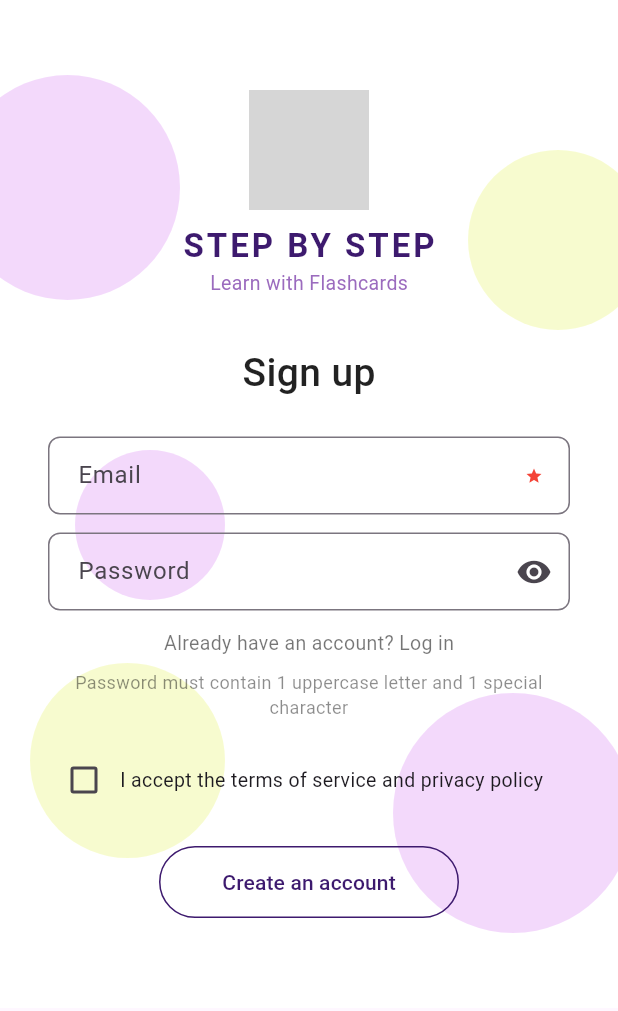
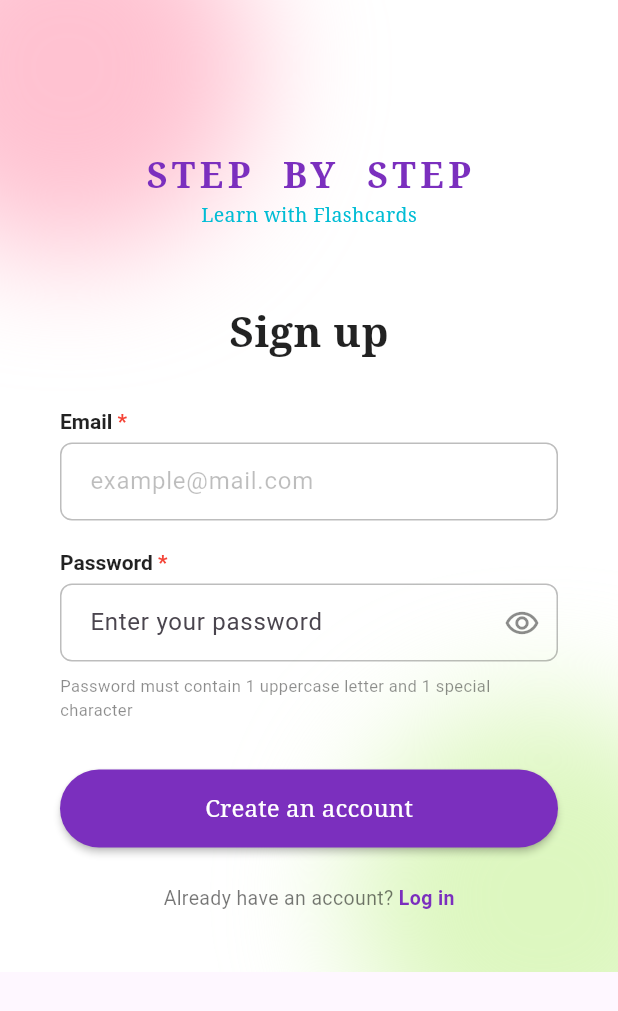
Before and after one commit to liorenline/Stepbystep-application, a Flutter app: the screen it shows after launch, on a phone screen of 412 x 824 dp. Shown: the top 1011 px of the screen. Run offline on Flutter 3.47's test engine with Material 3 defaults, Android fonts, the phone set to English and light mode, and no system bars; grey boxes are pictures that could not be loaded.

Commit message:
Changed desigh

```diff
--- a/lib/pages/sign_up_screen.dart
+++ b/lib/pages/sign_up_screen.dart
@@ -1,163 +1,231 @@
 import 'package:flutter/material.dart';
+import 'dart:ui';
 
 class SignUpScreen extends StatefulWidget {
+  const SignUpScreen({super.key});
+
   @override
-  _SignUpScreenState createState() => _SignUpScreenState();
+  State<SignUpScreen> createState() => _SignUpScreenState();
 }
 
 class _SignUpScreenState extends State<SignUpScreen> {
   final _emailController = TextEditingController();
   final _passwordController = TextEditingController();
   bool _obscurePassword = true;
-  bool _acceptedTerms = false;
 
   @override
   Widget build(BuildContext context) {
     return Scaffold(
       body: Container(
-        decoration: BoxDecoration(
-          color: Colors.white,
-        ),
+        color: Colors.white,
         child: Stack(
           children: [
-            // Фонові кола
-            _buildBlob(top: 50, left: -30, color: Color(0xFFE8B4F8), size: 150),
-            _buildBlob(top: 100, right: -20, color: Color(0xFFF0F8A0), size: 120),
-            _buildBlob(bottom: 100, left: 20, color: Color(0xFFF0F8A0), size: 130),
-            _buildBlob(bottom: 50, right: -10, color: Color(0xFFE8B4F8), size: 160),
-            _buildBlob(top: 300, left: 50, color: Color(0xFFE8B4F8), size: 100),
+            // Розмиті блоби
+            Positioned(
+              top: -80, left: -80,
+              child: _blurBlob(250, const Color(0xFFFFB3C6)),
+            ),
+            Positioned(
+              bottom: -80, right: -80,
+              child: _blurBlob(260, const Color(0xFFD4F5B0)),
+            ),
 
-            // Контент
             SafeArea(
               child: SingleChildScrollView(
-                padding: EdgeInsets.symmetric(horizontal: 32, vertical: 20),
+                padding: const EdgeInsets.symmetric(horizontal: 40, vertical: 40),
                 child: Column(
+                  crossAxisAlignment: CrossAxisAlignment.center,
                   children: [
-                    SizedBox(height: 40),
+                    const SizedBox(height: 60),
 
-                    // Логотип
-                    Image.asset('assets/logo.png', height: 80),
-                    SizedBox(height: 8),
-                    Text(
-                      'STEP BY STEP',
+                    const Text(
+                      'STEP  BY  STEP',
                       style: TextStyle(
-                        fontSize: 22,
+                        fontSize: 24,
                         fontWeight: FontWeight.bold,
-                        color: Color(0xFF3D1A6E),
-                        letterSpacing: 2,
+                        color: Color(0xFF7B2FBE),
+                        letterSpacing: 3,
+                        fontFamily: 'serif',
                       ),
                     ),
-                    Text(
+                    const Text(
                       'Learn with Flashcards',
                       style: TextStyle(
                         fontSize: 13,
-                        color: Color(0xFF9B6BBE),
+                        color: Color(0xFF00BCD4),
+                        fontFamily: 'serif',
                       ),
                     ),
 
-                    SizedBox(height: 32),
+                    const SizedBox(height: 48),
 
-                    Text(
+                    const Text(
                       'Sign up',
                       style: TextStyle(
-                        fontSize: 26,
-                        fontWeight: FontWeight.w500,
+                        fontSize: 28,
+                        fontWeight: FontWeight.bold,
                         color: Colors.black87,
+                        fontFamily: 'serif',
                       ),
                     ),
 
-                    SizedBox(height: 24),
+                    const SizedBox(height: 32),
 
                     // Email
+                    Align(
+                      alignment: Alignment.centerLeft,
+                      child: RichText(
+                        text: const TextSpan(
+                          text: 'Email ',
+                          style: TextStyle(
+                            color: Colors.black87,
+                            fontWeight: FontWeight.bold,
+                            fontSize: 14,
+                          ),
+                          children: [
+                            TextSpan(
+                              text: '*',
+                              style: TextStyle(color: Colors.red),
+                            ),
+                          ],
+                        ),
+                      ),
+                    ),
+                    const SizedBox(height: 6),
                     TextField(
                       controller: _emailController,
+                      keyboardType: TextInputType.emailAddress,
                       decoration: InputDecoration(
-                        hintText: 'Email',
-                        suffixIcon: Icon(Icons.star, size: 12, color: Colors.red),
+                        hintText: 'example@mail.com',
+                        hintStyle: const TextStyle(color: Colors.black26),
                         border: OutlineInputBorder(
                           borderRadius: BorderRadius.circular(8),
+                          borderSide: const BorderSide(color: Colors.black26),
                         ),
-                        contentPadding: EdgeInsets.symmetric(horizontal: 16, vertical: 14),
+                        enabledBorder: OutlineInputBorder(
+                          borderRadius: BorderRadius.circular(8),
+                          borderSide: const BorderSide(color: Colors.black26),
+                        ),
+                        focusedBorder: OutlineInputBorder(
+                          borderRadius: BorderRadius.circular(8),
+                          borderSide: const BorderSide(color: Color(0xFF7B2FBE)),
+                        ),
+                        contentPadding: const EdgeInsets.symmetric(horizontal: 16, vertical: 14),
                       ),
                     ),
 
-                    SizedBox(height: 12),
+                    const SizedBox(height: 20),
 
                     // Password
+                    Align(
+                      alignment: Alignment.centerLeft,
+                      child: RichText(
+                        text: const TextSpan(
+                          text: 'Password ',
+                          style: TextStyle(
+                            color: Colors.black87,
+                            fontWeight: FontWeight.bold,
+                            fontSize: 14,
+                          ),
+                          children: [
+                            TextSpan(
+                              text: '*',
+                              style: TextStyle(color: Colors.red),
+                            ),
+                          ],
+                        ),
+                      ),
+                    ),
+                    const SizedBox(height: 6),
                     TextField(
                       controller: _passwordController,
                       obscureText: _obscurePassword,
                       decoration: InputDecoration(
-                        hintText: 'Password',
+                        hintText: 'Enter your password',
                         suffixIcon: IconButton(
-                          icon: Icon(_obscurePassword ? Icons.visibility : Icons.visibility_off),
-                          onPressed: () => setState(() => _obscurePassword = !_obscurePassword),
+                          icon: Icon(
+                            _obscurePassword
+                                ? Icons.remove_red_eye_outlined
+                                : Icons.visibility_off_outlined,
+                            color: Colors.black45,
+                          ),
+                          onPressed: () =>
+                              setState(() => _obscurePassword = !_obscurePassword),
                         ),
                         border: OutlineInputBorder(
                           borderRadius: BorderRadius.circular(8),
+                          borderSide: const BorderSide(color: Colors.black26),
                         ),
-                        contentPadding: EdgeInsets.symmetric(horizontal: 16, vertical: 14),
+                        enabledBorder: OutlineInputBorder(
+                          borderRadius: BorderRadius.circular(8),
+                          borderSide: const BorderSide(color: Colors.black26),
+                        ),
+                        focusedBorder: OutlineInputBorder(
+                          borderRadius: BorderRadius.circular(8),
+                          borderSide: const BorderSide(color: Color(0xFF7B2FBE)),
+                        ),
+                        contentPadding: const EdgeInsets.symmetric(horizontal: 16, vertical: 14),
                       ),
                     ),
 
-                    SizedBox(height: 12),
+                    const SizedBox(height: 8),
 
-                    // Вже є акаунт
-                    GestureDetector(
-                      onTap: () {
-                        // Navigator.push до LoginScreen
-                      },
+                    const Align(
+                      alignment: Alignment.centerLeft,
                       child: Text(
-                        'Already have an account? Log in',
-                        style: TextStyle(fontSize: 13, color: Colors.black54),
+                        'Password must contain 1 uppercase letter and 1 special character',
+                        style: TextStyle(fontSize: 11, color: Colors.black45),
                       ),
                     ),
 
-                    SizedBox(height: 8),
+                    const SizedBox(height: 32),
 
-                    Text(
-                      'Password must contain 1 uppercase letter and 1 special character',
-                      textAlign: TextAlign.center,
-                      style: TextStyle(fontSize: 12, color: Colors.black45),
+                    SizedBox(
+                      width: double.infinity,
+                      height: 52,
+                      child: ElevatedButton(
+                        onPressed: () {
+                        },
+                        style: ElevatedButton.styleFrom(
+                          backgroundColor: const Color(0xFF7B2FBE),
+                          shape: const StadiumBorder(),
+                          elevation: 2,
+                        ),
+                        child: const Text(
+                          'Create an account',
+                          style: TextStyle(
+                            color: Colors.white,
+                            fontSize: 16,
+                            fontFamily: 'serif',
+                          ),
+                        ),
+                      ),
                     ),
 
-                    SizedBox(height: 16),
+                    const SizedBox(height: 24),
 
-                    // Чекбокс
                     Row(
+                      mainAxisAlignment: MainAxisAlignment.center,
                       children: [
-                        Checkbox(
-                          value: _acceptedTerms,
-                          onChanged: (val) => setState(() => _acceptedTerms = val!),
+                        const Text(
+                          'Already have an account? ',
+                          style: TextStyle(color: Colors.black54, fontSize: 13),
                         ),
-                        Expanded(
-                          child: Text(
-                            'I accept the terms of service and privacy policy',
-                            style: TextStyle(fontSize: 13),
+                        GestureDetector(
+                          onTap: () {
+                            // TODO: перехід на логін
+                          },
+                          child: const Text(
+                            'Log in',
+                            style: TextStyle(
+                              color: Color(0xFF7B2FBE),
+                              fontWeight: FontWeight.bold,
+                              fontSize: 13,
+                            ),
                           ),
                         ),
                       ],
                     ),
-
-                    SizedBox(height: 20),
-
-                    // Кнопка
-                    OutlinedButton(
-                      onPressed: _acceptedTerms ? () {
-                        // логіка реєстрації
-                      } : null,
-                      style: OutlinedButton.styleFrom(
-                        minimumSize: Size(200, 48),
-                        shape: StadiumBorder(),
-                        side: BorderSide(color: Color(0xFF3D1A6E)),
-                      ),
-                      child: Text(
-                        'Create an account',
-                        style: TextStyle(color: Color(0xFF3D1A6E)),
-                      ),
-                    ),
-
-                    SizedBox(height: 40),
                   ],
                 ),
               ),
@@ -168,18 +236,15 @@ class _SignUpScreenState extends State<SignUpScreen> {
     );
   }
 
-  Widget _buildBlob({double? top, double? bottom, double? left, double? right, required Color color, required double size}) {
-    return Positioned(
-      top: top,
-      bottom: bottom,
-      left: left,
-      right: right,
+  Widget _blurBlob(double size, Color color) {
+    return ImageFiltered(
+      imageFilter: ImageFilter.blur(sigmaX: 40, sigmaY: 40),
       child: Container(
         width: size,
         height: size,
         decoration: BoxDecoration(
           shape: BoxShape.circle,
-          color: color.withOpacity(0.5),
+          color: color.withValues(alpha: 0.8),
         ),
       ),
     );
```
